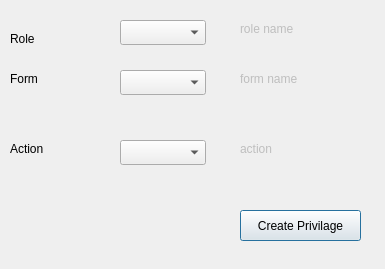
Old version of the form HyperPosV1/Authorization/Presentation/createPrivilage.ui in the repository shymaa123456/hyperpos_sh.
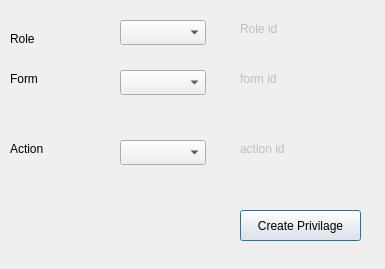
New version of the form.

Patch:
```diff
--- a/HyperPosV1/Authorization/Presentation/createPrivilage.ui
+++ b/HyperPosV1/Authorization/Presentation/createPrivilage.ui
@@ -29,7 +29,7 @@
     <enum>QFrame::NoFrame</enum>
    </property>
    <property name="text">
-    <string>role name</string>
+    <string>Role id</string>
    </property>
   </widget>
   <widget class="QComboBox" name="CMB_roleId">
@@ -58,7 +58,7 @@
     <enum>QFrame::NoFrame</enum>
    </property>
    <property name="text">
-    <string>form name</string>
+    <string>form id</string>
    </property>
   </widget>
   <widget class="QLabel" name="label_2">
@@ -149,7 +149,7 @@
     <enum>QFrame::NoFrame</enum>
    </property>
    <property name="text">
-    <string>action</string>
+    <string>action id</string>
    </property>
   </widget>
  </widget>
```
Left out of the diff: 12 changed lines with no effect on the pictures.
